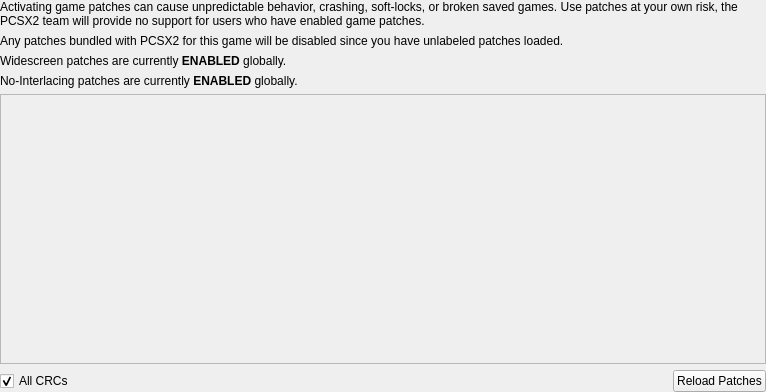
The window that pcsx2-qt/Settings/GamePatchSettingsWidget.ui (SgtBilko76/ARMSX2-Quest) describes before a commit, drawn with Qt 5.
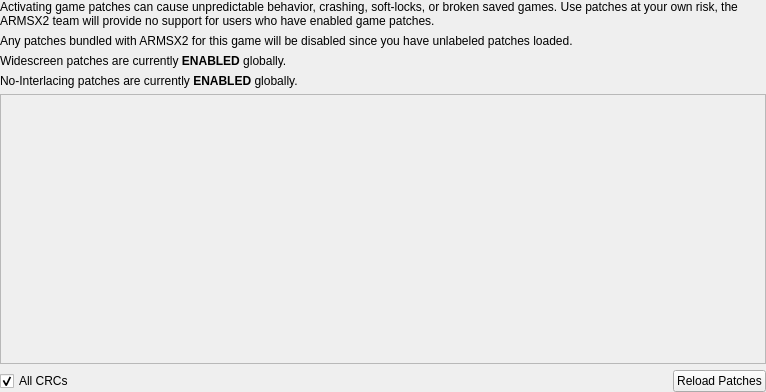
The same window after the commit.

Commit message: Rebrand user-facing PCSX2 references to ARMSX2; fix Help menu

The edit to the form file:
```diff
--- a/pcsx2-qt/Settings/GamePatchSettingsWidget.ui
+++ b/pcsx2-qt/Settings/GamePatchSettingsWidget.ui
@@ -26,7 +26,7 @@
    <item>
     <widget class="QLabel" name="label">
      <property name="text">
-      <string>Activating game patches can cause unpredictable behavior, crashing, soft-locks, or broken saved games. Use patches at your own risk, the PCSX2 team will provide no support for users who have enabled game patches.</string>
+      <string>Activating game patches can cause unpredictable behavior, crashing, soft-locks, or broken saved games. Use patches at your own risk, the ARMSX2 team will provide no support for users who have enabled game patches.</string>
      </property>
      <property name="wordWrap">
       <bool>true</bool>
@@ -36,7 +36,7 @@
    <item>
     <widget class="QLabel" name="unlabeledPatchWarning">
      <property name="text">
-      <string>Any patches bundled with PCSX2 for this game will be disabled since you have unlabeled patches loaded.</string>
+      <string>Any patches bundled with ARMSX2 for this game will be disabled since you have unlabeled patches loaded.</string>
      </property>
      <property name="wordWrap">
       <bool>true</bool>
```
The commit also changes 33 other files.
